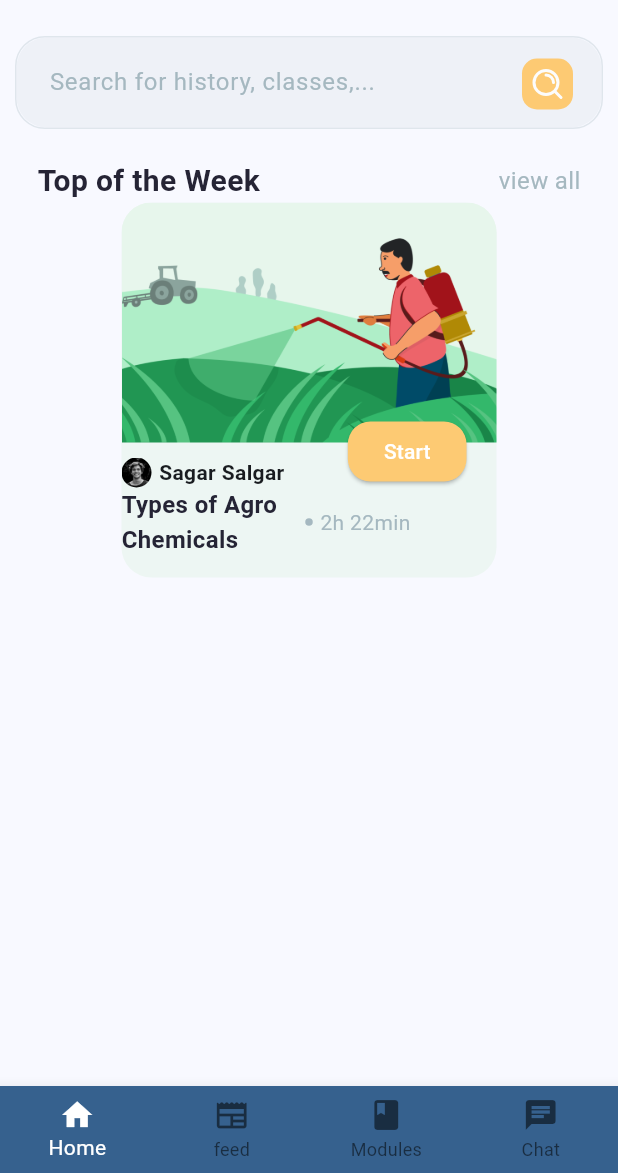
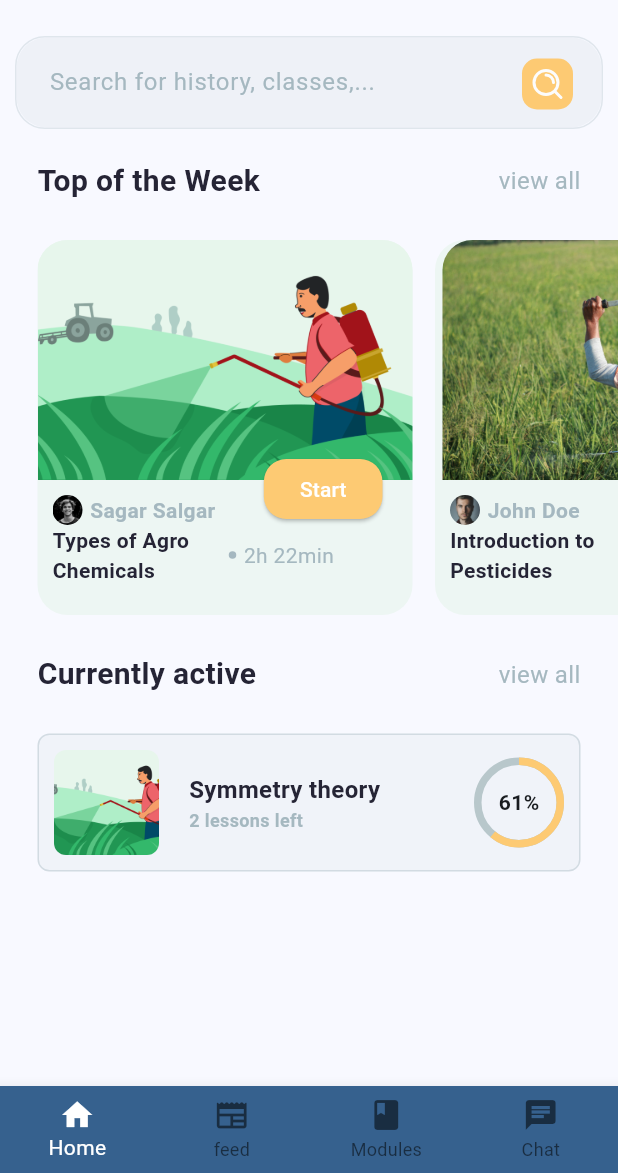
Before and after one commit to oceanSsagar/agri_chem, a Flutter app: the screen it shows once a user with an empty profile is signed in, on a phone screen of 412 x 824 dp, the part 63-1236 px from its top. Run offline on Flutter 3.47's test engine with Material 3 defaults, Android fonts, the phone set to English and light mode, and no system bars; drawn by our look-alikes of percent_indicator; our stand-ins replace firebase_auth, firebase_core, flutter_signin_button, flutter_svg, google_sign_in; missing offline and left inert: firebase_ui_auth; accounts and stored records are empty.

Commit message:
add current course list

```diff
--- a/lib/screens/application_screens/home_screen.dart
+++ b/lib/screens/application_screens/home_screen.dart
@@ -1,6 +1,8 @@
 import 'package:agri_chem/models/course.dart';
+import 'package:agri_chem/widgets/active_course.dart';
 import 'package:agri_chem/widgets/category_title.dart';
 import 'package:agri_chem/widgets/course_item.dart';
+import 'package:agri_chem/widgets/feature_course.dart';
 import 'package:agri_chem/widgets/search_input.dart';
 import 'package:flutter/material.dart';
 
@@ -20,15 +22,8 @@ class _HomeScreenState extends State<HomeScreen> {
         children: [
           SearchInput(),
           SizedBox(height: 10),
-          CategoryTitle("Top of the Week", "view all"),
-          CourseItem(
-            course: Course(
-              author: "Sagar Salgar",
-              authorImg: "assets/authors/sagar_salgar.jpg",
-              title: "Types of Agro Chemicals",
-              imageUrl: "assets/courses/course1/course1.png",
-            ),
-          ),
+          FeatureCourse(),
+          ActiveCourse(),
         ],
       ),
     );
--- /dev/null
+++ b/lib/widgets/active_course.dart
@@ -0,0 +1,74 @@
+import 'package:agri_chem/themes/my_colors.dart';
+import 'package:agri_chem/widgets/category_title.dart';
+import 'package:flutter/material.dart';
+import 'package:percent_indicator/percent_indicator.dart';
+
+class ActiveCourse extends StatelessWidget {
+  const ActiveCourse({super.key});
+
+  @override
+  Widget build(BuildContext context) {
+    return Container(
+      child: Column(
+        children: [
+          CategoryTitle("Currently active", "view all"),
+          Container(
+            padding: EdgeInsets.symmetric(vertical: 10, horizontal: 10),
+            margin: EdgeInsets.all(25),
+            decoration: BoxDecoration(
+              color: kFontLight.withAlpha(25),
+              border: Border.all(color: kFontLight.withAlpha(100)),
+              borderRadius: BorderRadius.circular(8),
+            ),
+            child: Row(
+              children: [
+                ClipRRect(
+                  borderRadius: BorderRadius.circular(8),
+                  child: Image.asset(
+                    'assets/courses/course1/course1.png',
+                    height: 70,
+                    width: 70,
+                    fit: BoxFit.cover,
+                  ),
+                ),
+                SizedBox(width: 20),
+                Column(
+                  crossAxisAlignment: CrossAxisAlignment.start,
+                  children: [
+                    Text(
+                      "Symmetry theory",
+                      style: TextStyle(
+                        fontSize: 16,
+                        fontWeight: FontWeight.bold,
+                        color: kFont,
+                      ),
+                    ),
+                    Text(
+                      "2 lessons left",
+                      style: TextStyle(
+                        fontSize: 12,
+                        fontWeight: FontWeight.bold,
+                        color: kFontLight,
+                      ),
+                    ),
+                  ],
+                ),
+                Spacer(), // Pushes the CircularPercentIndicator to the far right
+                CircularPercentIndicator(
+                  radius: 30.0,
+                  lineWidth: 5.0,
+                  percent: 0.61,
+                  center: Text(
+                    '61%',
+                    style: TextStyle(fontWeight: FontWeight.bold),
+                  ),
+                  progressColor: kAccent,
+                ),
+              ],
+            ),
+          ),
+        ],
+      ),
+    );
+  }
+}
--- a/lib/widgets/course_item.dart
+++ b/lib/widgets/course_item.dart
@@ -37,6 +37,7 @@ class CourseItem extends StatelessWidget {
                     children: [
                       Row(
                         children: [
+                          SizedBox(width: 10),
                           Container(
                             width: 20,
                             height: 20,
@@ -55,17 +56,24 @@ class CourseItem extends StatelessWidget {
                           SizedBox(width: 5),
                           Text(
                             course.author,
-                            style: TextStyle(fontWeight: FontWeight.bold),
+                            style: TextStyle(
+                              color: kFontLight,
+                              fontWeight: FontWeight.bold,
+                              // fontSize: 14,
+                            ),
                           ),
                         ],
                       ),
                       Row(
                         children: [
+                          SizedBox(width: 10),
                           Expanded(
                             child: Text(
                               course.title,
+                              overflow: TextOverflow.ellipsis,
+                              maxLines: 2,
                               style: TextStyle(
-                                fontSize: 16,
+                                fontSize: 14,
                                 fontWeight: FontWeight.bold,
                                 color: kFont,
                               ),
--- a/lib/widgets/feature_course.dart
+++ b/lib/widgets/feature_course.dart
@@ -1,5 +1,6 @@
 import 'package:agri_chem/models/course.dart';
 import 'package:agri_chem/widgets/category_title.dart';
+import 'package:agri_chem/widgets/course_item.dart';
 import 'package:flutter/material.dart';
 
 class FeatureCourse extends StatelessWidget {
@@ -7,7 +8,27 @@ class FeatureCourse extends StatelessWidget {
 
   @override
   Widget build(BuildContext context) {
-    return Container(child: Column(children: [CategoryTitle("Top of the Week", "view all"), Container(height: 300, child: ListView.builder(itemBuilder: , itemCoun),)],),);
+    return Container(
+      child: Column(
+        children: [
+          CategoryTitle("Top of the Week", "view all"),
+          Container(
+            height: 300,
+            child: ListView.separated(
+              padding: EdgeInsets.all(25),
+              scrollDirection: Axis.horizontal,
 
+              itemCount: coursesList.length,
+              itemBuilder: (context, index) {
+                return CourseItem(course: coursesList[index]);
+              },
+              separatorBuilder: (context, index) {
+                return SizedBox(width: 15);
+              },
+            ),
+          ),
+        ],
+      ),
+    );
   }
 }
--- a/pubspec.yaml
+++ b/pubspec.yaml
@@ -42,6 +42,7 @@ dependencies:
   google_sign_in: ^6.3.0
   firebase_ui_oauth_google: ^1.4.1
   flutter_signin_button: ^2.0.0
+  percent_indicator: ^4.2.5
 
 dev_dependencies:
   flutter_test:
```
Also changed, not shown: pubspec.lock.
